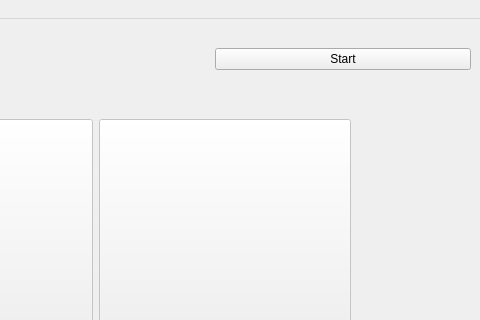
Old version of the form mainwindow.ui in the repository University-of-Utah-CS3505/a6-simon-f24-birdy117; both pictures show x 320 to 800 and y 0 to 320 of the 800 by 600 pixel window.
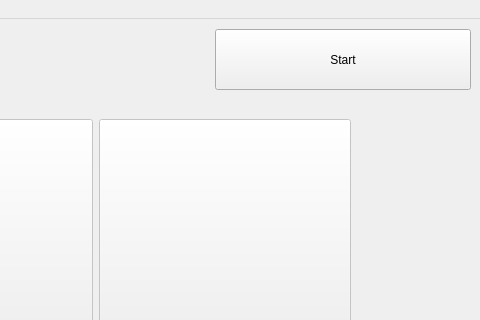
New version of the form.

Commit message: Added methods to header file and changed blue button to blue

```diff
--- a/mainwindow.ui
+++ b/mainwindow.ui
@@ -66,6 +66,12 @@
      </item>
      <item>
       <widget class="QPushButton" name="startButton">
+       <property name="sizePolicy">
+        <sizepolicy hsizetype="Minimum" vsizetype="Minimum">
+         <horstretch>0</horstretch>
+         <verstretch>0</verstretch>
+        </sizepolicy>
+       </property>
        <property name="text">
         <string>Start</string>
        </property>
```
The commit also changes 2 other files.
